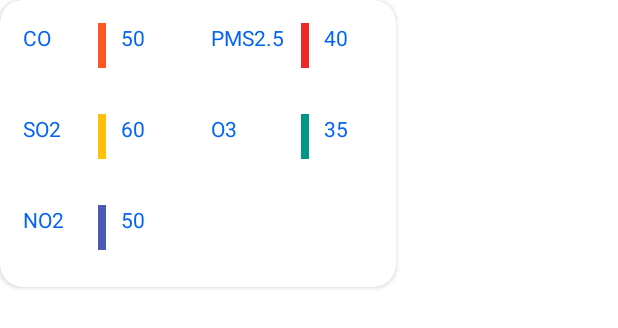
After one commit to EslamHamouda/Air-observer, an Android app: the layout percentages_all_items_list_screenhistory.xml on its own in the app's theme, with its tools: preview values and no code run, on a phone screen of 412 x 824 dp. The commit adds this screen. Shown: the top 328 px of the screen. Run offline under Robolectric (Android 15) with nearby library versions, the phone set to English and light mode, and no system bars.

Commit message:
last update

```diff
--- a/app/build.gradle
+++ b/app/build.gradle
@@ -45,6 +45,8 @@ dependencies {
     implementation 'androidx.appcompat:appcompat:1.5.1'
     implementation 'com.google.android.material:material:1.7.0'
     implementation 'androidx.constraintlayout:constraintlayout:2.1.4'
+    implementation 'androidx.navigation:navigation-fragment:2.5.3'
+    implementation 'androidx.navigation:navigation-ui:2.5.3'
     testImplementation 'junit:junit:4.13.2'
     androidTestImplementation 'androidx.test.ext:junit:1.1.4'
     androidTestImplementation 'androidx.test.espresso:espresso-core:3.5.0'
@@ -79,4 +81,8 @@ dependencies {
     // work manager Kotlin + coroutines
     def work_version = "2.7.1"
     implementation "androidx.work:work-runtime-ktx:$work_version"
+
+
+
+
 }
--- a/app/src/main/java/com/example/airobserver/ui/MainActivity.kt
+++ b/app/src/main/java/com/example/airobserver/ui/MainActivity.kt
@@ -3,11 +3,13 @@ package com.example.airobserver.ui
 import androidx.appcompat.app.AppCompatActivity
 import android.os.Bundle
 import com.example.airobserver.R
+import com.google.android.material.button.MaterialButton
 
 
 class MainActivity : AppCompatActivity() {
     override fun onCreate(savedInstanceState: Bundle?) {
         super.onCreate(savedInstanceState)
         setContentView(R.layout.activity_main)
+
     }
 }
--- a/app/src/main/res/layout/activity_main.xml
+++ b/app/src/main/res/layout/activity_main.xml
@@ -1,32 +1,7 @@
 <?xml version="1.0" encoding="utf-8"?>
 <androidx.constraintlayout.widget.ConstraintLayout xmlns:android="http://schemas.android.com/apk/res/android"
-    xmlns:app="http://schemas.android.com/apk/res-auto"
-    xmlns:tools="http://schemas.android.com/tools"
     android:layout_width="match_parent"
-    android:layout_height="match_parent"
-    tools:context=".ui.MainActivity">
+    android:layout_height="match_parent">
 
-    <TextView
-        android:id="@+id/textView2"
-        android:layout_width="wrap_content"
-        android:layout_height="wrap_content"
-        android:text="Hello World!"
-        app:layout_constraintBottom_toBottomOf="parent"
-        app:layout_constraintEnd_toEndOf="parent"
-        app:layout_constraintHorizontal_bias="0.455"
-        app:layout_constraintStart_toStartOf="parent"
-        app:layout_constraintTop_toTopOf="parent"
-        app:layout_constraintVertical_bias="0.39" />
-
-    <TextView
-        android:id="@+id/textView"
-        android:layout_width="wrap_content"
-        android:layout_height="wrap_content"
-        android:text="TextView"
-        app:layout_constraintBottom_toBottomOf="parent"
-        app:layout_constraintEnd_toEndOf="parent"
-        app:layout_constraintHorizontal_bias="0.484"
-        app:layout_constraintStart_toStartOf="parent"
-        app:layout_constraintTop_toBottomOf="@+id/textView2" />
 
 </androidx.constraintlayout.widget.ConstraintLayout>
--- /dev/null
+++ b/app/src/main/res/layout/percentages_all_items_list_screenhistory.xml
@@ -0,0 +1,168 @@
+<?xml version="1.0" encoding="utf-8"?>
+<LinearLayout
+    xmlns:android="http://schemas.android.com/apk/res/android"
+    xmlns:app="http://schemas.android.com/apk/res-auto"
+    xmlns:tools="http://schemas.android.com/tools"
+    android:layout_width="match_parent"
+    android:layout_height="match_parent"
+    tools:context=".ui.MainActivity">
+
+
+    <androidx.cardview.widget.CardView
+        android:layout_width="264dp"
+        android:layout_height="191dp"
+        android:orientation="vertical"
+        app:cardCornerRadius="15dp"
+        app:layout_constraintEnd_toEndOf="parent"
+        app:layout_constraintStart_toStartOf="parent"
+        tools:ignore="MissingConstraints"
+        tools:layout_editor_absoluteY="434dp">
+
+        <LinearLayout
+            android:layout_width="match_parent"
+            android:layout_height="match_parent"
+            android:orientation="vertical">
+
+            <LinearLayout
+                android:layout_width="wrap_content"
+                android:layout_height="wrap_content"
+                android:layout_margin="5dp"
+                android:orientation="horizontal"
+                app:cardCornerRadius="15dp">
+
+                <TextView
+                    android:layout_width="40dp"
+                    android:layout_height="30dp"
+                    android:layout_margin="10dp"
+                    android:text="CO"
+                    android:textColor="#0363F5"
+                    />
+
+                <TextView
+                    android:id="@+id/textView2"
+                    android:layout_width="5dp"
+                    android:layout_height="30dp"
+                    android:background="#FF5722"
+                    android:layout_marginTop="10dp"
+                    tools:layout_editor_absoluteX="281dp"
+                    tools:layout_editor_absoluteY="228dp" />
+
+                <TextView
+                    android:layout_width="40dp"
+                    android:layout_height="30dp"
+                    android:layout_margin="10dp"
+                    android:text="50"
+                    android:textColor="#0363F5" />
+
+                <TextView
+                    android:layout_width="50dp"
+                    android:layout_height="30dp"
+                    android:layout_margin="10dp"
+                    android:text="PMS2.5"
+                    android:textColor="#0363F5" />
+
+                <TextView
+                    android:id="@+id/textView5"
+                    android:layout_width="5dp"
+                    android:layout_height="30dp"
+                    android:background="#F7F11F1F"
+                    android:layout_marginTop="10dp"
+                    tools:layout_editor_absoluteX="202dp"
+                    tools:layout_editor_absoluteY="225dp" />
+
+                <TextView
+                    android:layout_width="40dp"
+                    android:layout_height="30dp"
+                    android:layout_margin="10dp"
+                    android:text="40"
+                    android:textColor="#0363F5" />
+            </LinearLayout>
+
+            <LinearLayout
+                android:layout_width="wrap_content"
+                android:layout_height="wrap_content"
+                android:layout_margin="5dp"
+                android:orientation="horizontal">
+
+                <TextView
+                    android:layout_width="40dp"
+                    android:layout_height="30dp"
+                    android:layout_margin="10dp"
+                    android:text="SO2"
+                    android:textColor="#0363F5" />
+
+                <TextView
+                    android:layout_width="5dp"
+                    android:layout_height="30dp"
+                    android:background="#FFC107"
+                    android:layout_marginTop="10dp"
+                    tools:layout_editor_absoluteX="176dp"
+                    tools:layout_editor_absoluteY="62dp" />
+
+                <TextView
+                    android:layout_width="40dp"
+                    android:layout_height="30dp"
+                    android:layout_margin="10dp"
+                    android:text="60"
+                    android:textColor="#0363F5" />
+
+                <TextView
+                    android:layout_width="50dp"
+                    android:layout_height="30dp"
+                    android:layout_margin="10dp"
+                    android:text="O3"
+                    android:textColor="#0363F5" />
+
+                <TextView
+                    android:id="@+id/textView4"
+                    android:layout_width="5dp"
+                    android:layout_height="30dp"
+                    android:background="#009688"
+                    android:layout_marginTop="10dp"
+                    tools:layout_editor_absoluteX="178dp"
+                    tools:layout_editor_absoluteY="96dp" />
+
+                <TextView
+                    android:layout_width="40dp"
+                    android:layout_height="30dp"
+                    android:layout_margin="10dp"
+                    android:text="35"
+                    android:textColor="#0363F5" />
+            </LinearLayout>
+
+
+            <LinearLayout
+                android:layout_width="wrap_content"
+                android:layout_height="wrap_content"
+                android:layout_margin="5dp"
+                android:orientation="horizontal">
+
+                <TextView
+                    android:layout_width="40dp"
+                    android:layout_height="30dp"
+                    android:layout_margin="10dp"
+                    android:text="NO2"
+                    android:textColor="#0363F5" />
+
+                <TextView
+                    android:id="@+id/textView3"
+                    android:layout_width="5dp"
+                    android:layout_height="30dp"
+                    android:background="#4B5AB3"
+                    android:layout_marginTop="10dp"
+                    tools:layout_editor_absoluteX="176dp"
+                    tools:layout_editor_absoluteY="62dp" />
+
+                <TextView
+                    android:layout_width="40dp"
+                    android:layout_height="30dp"
+                    android:layout_margin="10dp"
+                    android:text="50"
+                    android:textColor="#0363F5" />
+
+            </LinearLayout>
+
+        </LinearLayout>
+    </androidx.cardview.widget.CardView>
+
+</LinearLayout>
--- a/app/src/main/res/values/strings.xml
+++ b/app/src/main/res/values/strings.xml
@@ -1,3 +1,14 @@
 <resources>
     <string name="app_name">Air Observer</string>
+    <string name="Button_start">START</string>
+    <string name="Button_start_observe">Start Observe Air</string>
+    <string name="CO_text">CO</string>
+    <string name="SO2_text">SO2</string>
+    <string name="O3_text">O3</string>
+    <string name="PMS10_text">PMS 10</string>
+    <string name="PMS2.5_text">PMS 2.5</string>
+    <string name="NO2_text">NO2</string>
+    <string name="normal_percentage">Normal Percentage</string>
+    <string name="recent_percentage">Recent Percentage</string>
+    <string name="predict_illnesses">Predict Illnesses for this percentages:</string>
 </resources>
```
